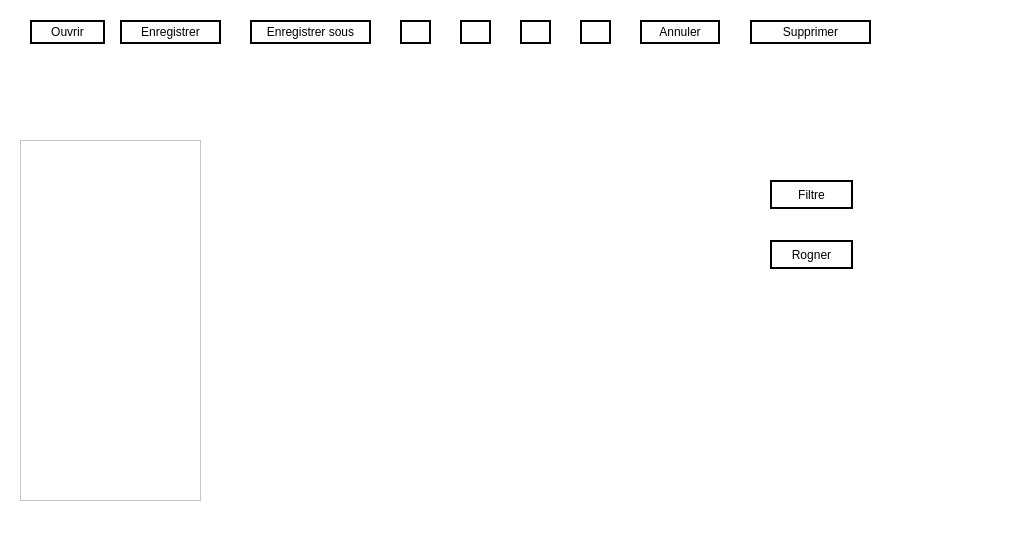
The window that imagedit.ui (NesrineGhannay/ImagEdit) describes before a commit, drawn with Qt 5.
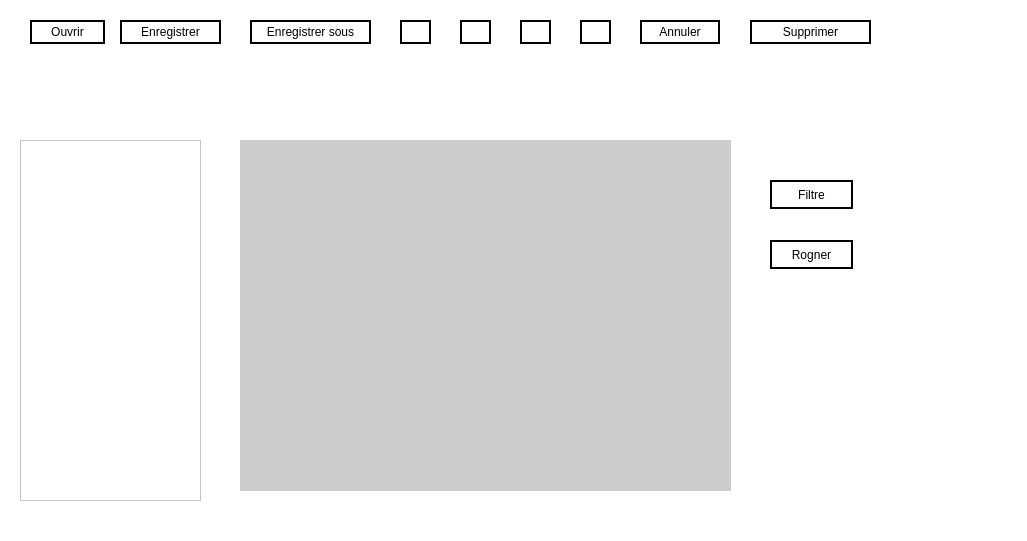
The same window after the commit. Icons and pictures are not drawn. Custom widgets are drawn as their Qt base class.

Commit message: Resize current image after cropping (not saving yet)

The edit to the form file:
```diff
--- a/imagedit.ui
+++ b/imagedit.ui
@@ -225,19 +225,6 @@
       <normaloff>:/cancel.png</normaloff>:/cancel.png</iconset>
     </property>
    </widget>
-   <widget class="Cropping" name="imageLabel">
-    <property name="geometry">
-     <rect>
-      <x>280</x>
-      <y>140</y>
-      <width>381</width>
-      <height>271</height>
-     </rect>
-    </property>
-    <property name="text">
-     <string/>
-    </property>
-   </widget>
    <widget class="QPushButton" name="filter">
     <property name="geometry">
      <rect>
@@ -278,6 +265,32 @@
       <normaloff>:/icone_rogner.png</normaloff>:/icone_rogner.png</iconset>
     </property>
    </widget>
+   <widget class="QWidget" name="widget" native="true">
+    <property name="geometry">
+     <rect>
+      <x>240</x>
+      <y>140</y>
+      <width>491</width>
+      <height>351</height>
+     </rect>
+    </property>
+    <property name="styleSheet">
+     <string notr="true">background-color:#CCCCCC;</string>
+    </property>
+    <widget class="Cropping" name="imageLabel">
+     <property name="geometry">
+      <rect>
+       <x>50</x>
+       <y>40</y>
+       <width>381</width>
+       <height>271</height>
+      </rect>
+     </property>
+     <property name="text">
+      <string/>
+     </property>
+    </widget>
+   </widget>
   </widget>
  </widget>
  <customwidgets>
```
The commit also changes 3 other files.
